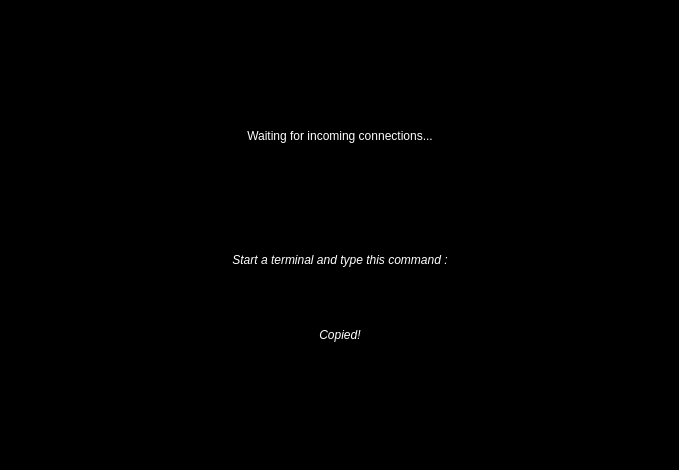
Old version of the form mainwindow.ui in the repository ienesb/ChessBot.
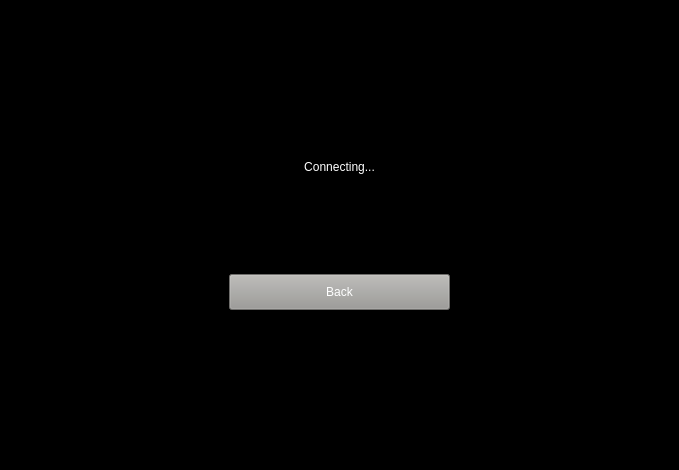
New version of the form. The open tabs and pages were chosen to show the change. Icons and pictures are not drawn.

The edit to the form file:
```diff
--- a/mainwindow.ui
+++ b/mainwindow.ui
@@ -701,35 +701,16 @@
        </layout>
       </widget>
       <widget class="QWidget" name="page_host_wait">
-       <layout class="QGridLayout" name="gridLayout_7">
-        <property name="leftMargin">
-         <number>0</number>
+       <widget class="QWidget" name="">
+        <property name="geometry">
+         <rect>
+          <x>0</x>
+          <y>0</y>
+          <width>687</width>
+          <height>470</height>
+         </rect>
         </property>
-        <property name="topMargin">
-         <number>0</number>
-        </property>
-        <property name="rightMargin">
-         <number>0</number>
-        </property>
-        <property name="bottomMargin">
-         <number>0</number>
-        </property>
-        <property name="spacing">
-         <number>0</number>
-        </property>
-        <item row="1" column="0">
-         <spacer name="horizontalSpacer_9">
-          <property name="orientation">
-           <enum>Qt::Horizontal</enum>
-          </property>
-          <property name="sizeHint" stdset="0">
-           <size>
-            <width>201</width>
-            <height>20</height>
-           </size>
-          </property>
-         </spacer>
-        </item>
+        <layout class="QGridLayout" name="gridLayout_13">
         <item row="0" column="1">
          <spacer name="verticalSpacer_7">
           <property name="orientation">
@@ -743,8 +724,8 @@
           </property>
          </spacer>
         </item>
-        <item row="1" column="2">
-         <spacer name="horizontalSpacer_10">
+         <item row="1" column="0">
+          <spacer name="horizontalSpacer_9">
           <property name="orientation">
            <enum>Qt::Horizontal</enum>
           </property>
@@ -756,25 +737,12 @@
           </property>
          </spacer>
         </item>
-        <item row="2" column="1">
-         <spacer name="verticalSpacer_8">
-          <property name="orientation">
-           <enum>Qt::Vertical</enum>
-          </property>
-          <property name="sizeHint" stdset="0">
-           <size>
-            <width>20</width>
-            <height>109</height>
-           </size>
-          </property>
-         </spacer>
-        </item>
         <item row="1" column="1">
-         <layout class="QVBoxLayout" name="verticalLayout_6">
-          <property name="spacing">
-           <number>50</number>
-          </property>
-          <item>
+          <layout class="QGridLayout" name="gridLayout_7">
+           <property name="verticalSpacing">
+            <number>40</number>
+           </property>
+           <item row="0" column="0" colspan="3">
            <layout class="QGridLayout" name="gridLayout_6">
             <property name="verticalSpacing">
              <number>10</number>
@@ -825,7 +793,7 @@
             </item>
            </layout>
           </item>
-          <item>
+           <item row="1" column="0" colspan="3">
            <layout class="QVBoxLayout" name="verticalLayout_5">
             <property name="spacing">
              <number>20</number>
@@ -886,9 +854,84 @@
             </item>
            </layout>
           </item>
-         </layout>
-        </item>
-       </layout>
+           <item row="2" column="0">
+            <spacer name="horizontalSpacer_19">
+             <property name="orientation">
+              <enum>Qt::Horizontal</enum>
+             </property>
+             <property name="sizeHint" stdset="0">
+              <size>
+               <width>40</width>
+               <height>20</height>
+              </size>
+             </property>
+            </spacer>
+           </item>
+           <item row="2" column="1">
+            <widget class="QPushButton" name="bt_back_host_wait">
+             <property name="sizePolicy">
+              <sizepolicy hsizetype="Expanding" vsizetype="Expanding">
+               <horstretch>0</horstretch>
+               <verstretch>0</verstretch>
+              </sizepolicy>
+             </property>
+             <property name="minimumSize">
+              <size>
+               <width>0</width>
+               <height>30</height>
+              </size>
+             </property>
+             <property name="styleSheet">
+              <string notr="true">background-color: rgb(154, 153, 150); color: white; </string>
+             </property>
+             <property name="text">
+              <string>Back</string>
+             </property>
+            </widget>
+           </item>
+           <item row="2" column="2">
+            <spacer name="horizontalSpacer_20">
+             <property name="orientation">
+              <enum>Qt::Horizontal</enum>
+             </property>
+             <property name="sizeHint" stdset="0">
+              <size>
+               <width>40</width>
+               <height>20</height>
+              </size>
+             </property>
+            </spacer>
+           </item>
+          </layout>
+         </item>
+         <item row="1" column="2">
+          <spacer name="horizontalSpacer_10">
+           <property name="orientation">
+            <enum>Qt::Horizontal</enum>
+           </property>
+           <property name="sizeHint" stdset="0">
+            <size>
+             <width>200</width>
+             <height>20</height>
+            </size>
+           </property>
+          </spacer>
+         </item>
+         <item row="2" column="1">
+          <spacer name="verticalSpacer_8">
+           <property name="orientation">
+            <enum>Qt::Vertical</enum>
+           </property>
+           <property name="sizeHint" stdset="0">
+            <size>
+             <width>20</width>
+             <height>109</height>
+            </size>
+           </property>
+          </spacer>
+         </item>
+        </layout>
+       </widget>
       </widget>
       <widget class="QWidget" name="page_join">
        <layout class="QGridLayout" name="gridLayout_10">
@@ -1130,6 +1173,152 @@
         </item>
        </layout>
       </widget>
+      <widget class="QWidget" name="page_join_wait">
+       <layout class="QGridLayout" name="gridLayout_12">
+        <item row="0" column="1">
+         <spacer name="verticalSpacer_11">
+          <property name="orientation">
+           <enum>Qt::Vertical</enum>
+          </property>
+          <property name="sizeHint" stdset="0">
+           <size>
+            <width>20</width>
+            <height>143</height>
+           </size>
+          </property>
+         </spacer>
+        </item>
+        <item row="1" column="0">
+         <spacer name="horizontalSpacer_17">
+          <property name="orientation">
+           <enum>Qt::Horizontal</enum>
+          </property>
+          <property name="sizeHint" stdset="0">
+           <size>
+            <width>213</width>
+            <height>20</height>
+           </size>
+          </property>
+         </spacer>
+        </item>
+        <item row="1" column="1">
+         <layout class="QGridLayout" name="gridLayout_11">
+          <property name="verticalSpacing">
+           <number>25</number>
+          </property>
+          <item row="0" column="0" colspan="3">
+           <widget class="QLabel" name="label">
+            <property name="styleSheet">
+             <string notr="true">color: white;</string>
+            </property>
+            <property name="text">
+             <string>Connecting...</string>
+            </property>
+            <property name="alignment">
+             <set>Qt::AlignCenter</set>
+            </property>
+            <property name="textInteractionFlags">
+             <set>Qt::NoTextInteraction</set>
+            </property>
+           </widget>
+          </item>
+          <item row="1" column="0">
+           <spacer name="horizontalSpacer_15">
+            <property name="orientation">
+             <enum>Qt::Horizontal</enum>
+            </property>
+            <property name="sizeHint" stdset="0">
+             <size>
+              <width>40</width>
+              <height>20</height>
+             </size>
+            </property>
+           </spacer>
+          </item>
+          <item row="1" column="1">
+           <widget class="QLabel" name="label_join_load">
+            <property name="sizePolicy">
+             <sizepolicy hsizetype="Fixed" vsizetype="Fixed">
+              <horstretch>0</horstretch>
+              <verstretch>0</verstretch>
+             </sizepolicy>
+            </property>
+            <property name="minimumSize">
+             <size>
+              <width>50</width>
+              <height>50</height>
+             </size>
+            </property>
+            <property name="text">
+             <string/>
+            </property>
+           </widget>
+          </item>
+          <item row="1" column="2">
+           <spacer name="horizontalSpacer_16">
+            <property name="orientation">
+             <enum>Qt::Horizontal</enum>
+            </property>
+            <property name="sizeHint" stdset="0">
+             <size>
+              <width>40</width>
+              <height>20</height>
+             </size>
+            </property>
+           </spacer>
+          </item>
+          <item row="2" column="0" colspan="3">
+           <widget class="QPushButton" name="bt_back_join_wait">
+            <property name="sizePolicy">
+             <sizepolicy hsizetype="Expanding" vsizetype="Expanding">
+              <horstretch>0</horstretch>
+              <verstretch>0</verstretch>
+             </sizepolicy>
+            </property>
+            <property name="minimumSize">
+             <size>
+              <width>0</width>
+              <height>30</height>
+             </size>
+            </property>
+            <property name="styleSheet">
+             <string notr="true">background-color: rgb(154, 153, 150); color: white; </string>
+            </property>
+            <property name="text">
+             <string>Back</string>
+            </property>
+           </widget>
+          </item>
+         </layout>
+        </item>
+        <item row="1" column="2">
+         <spacer name="horizontalSpacer_18">
+          <property name="orientation">
+           <enum>Qt::Horizontal</enum>
+          </property>
+          <property name="sizeHint" stdset="0">
+           <size>
+            <width>213</width>
+            <height>20</height>
+           </size>
+          </property>
+         </spacer>
+        </item>
+        <item row="2" column="1">
+         <spacer name="verticalSpacer_12">
+          <property name="orientation">
+           <enum>Qt::Vertical</enum>
+          </property>
+          <property name="sizeHint" stdset="0">
+           <size>
+            <width>20</width>
+            <height>142</height>
+           </size>
+          </property>
+         </spacer>
+        </item>
+       </layout>
+      </widget>
      </widget>
     </item>
    </layout>
```
Left out of the diff: 4 changed lines with no effect on the pictures. Lines whose indentation alone changed are shown as unchanged.
